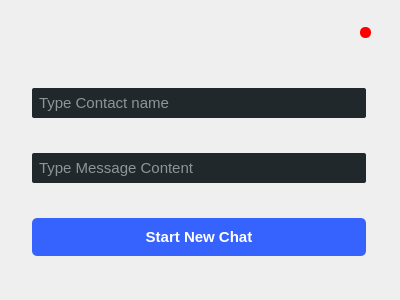
The window that startnewchat.ui (MarkoSami/ChatVibes) describes before a commit, drawn with Qt 5.
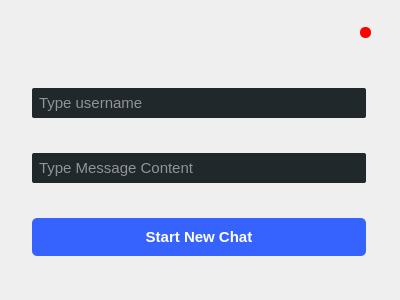
The same window after the commit. Icons and pictures are not drawn.

```diff
--- a/startnewchat.ui
+++ b/startnewchat.ui
@@ -118,7 +118,7 @@
 </string>
         </property>
         <property name="placeholderText">
-         <string>Type Contact name</string>
+         <string>Type username</string>
         </property>
        </widget>
       </item>
```
